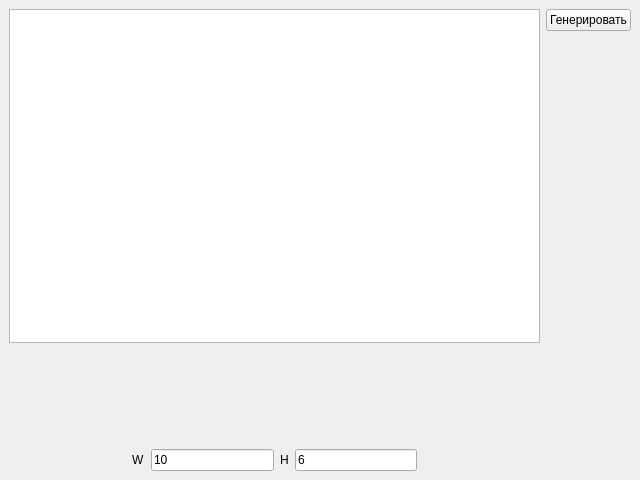
First picture: the form in src/manager.ui, repository unitedtimur/FindPath, before the edit.
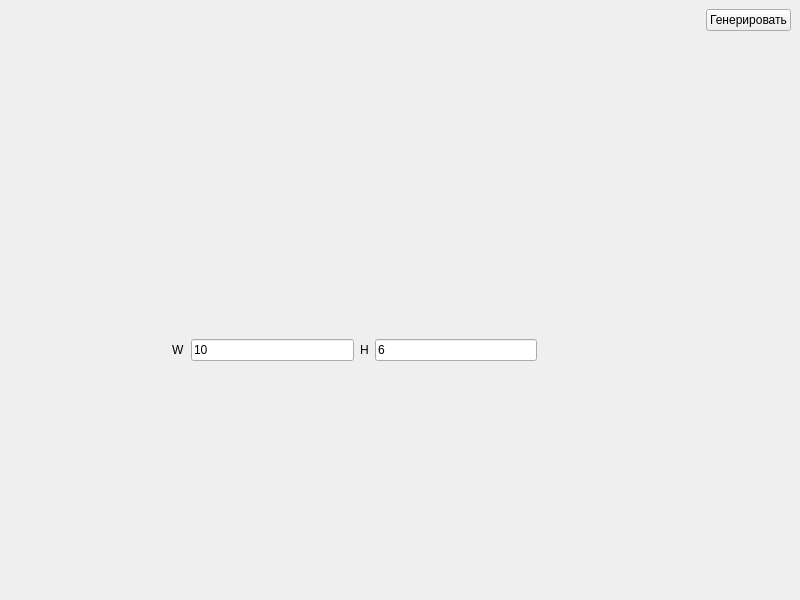
Second picture: the form after the edit.

Diff of the .ui file:
```diff
--- a/src/manager.ui
+++ b/src/manager.ui
@@ -2,23 +2,32 @@
 <ui version="4.0">
  <class>Manager</class>
  <widget class="QMainWindow" name="Manager">
+  <property name="enabled">
+   <bool>true</bool>
+  </property>
   <property name="geometry">
    <rect>
     <x>0</x>
     <y>0</y>
-    <width>640</width>
-    <height>480</height>
+    <width>800</width>
+    <height>600</height>
    </rect>
   </property>
+  <property name="sizePolicy">
+   <sizepolicy hsizetype="Maximum" vsizetype="Maximum">
+    <horstretch>0</horstretch>
+    <verstretch>0</verstretch>
+   </sizepolicy>
+  </property>
   <property name="minimumSize">
    <size>
-    <width>640</width>
-    <height>0</height>
+    <width>800</width>
+    <height>600</height>
    </size>
   </property>
   <property name="maximumSize">
    <size>
-    <width>640</width>
+    <width>16777215</width>
     <height>16777215</height>
    </size>
   </property>
@@ -26,13 +35,13 @@
    <string>MainWindow</string>
   </property>
   <widget class="QWidget" name="centralwidget">
-   <layout class="QHBoxLayout" name="horizontalLayout_2">
+   <layout class="QVBoxLayout" name="verticalLayout">
     <item>
      <layout class="QHBoxLayout" name="mainLayout">
       <item>
        <layout class="QVBoxLayout" name="centralLayout">
         <item>
-         <widget class="QGraphicsView" name="graphicsView"/>
+         <layout class="QVBoxLayout" name="gameLayout"/>
         </item>
         <item>
          <spacer name="verticalSpacer">
```
